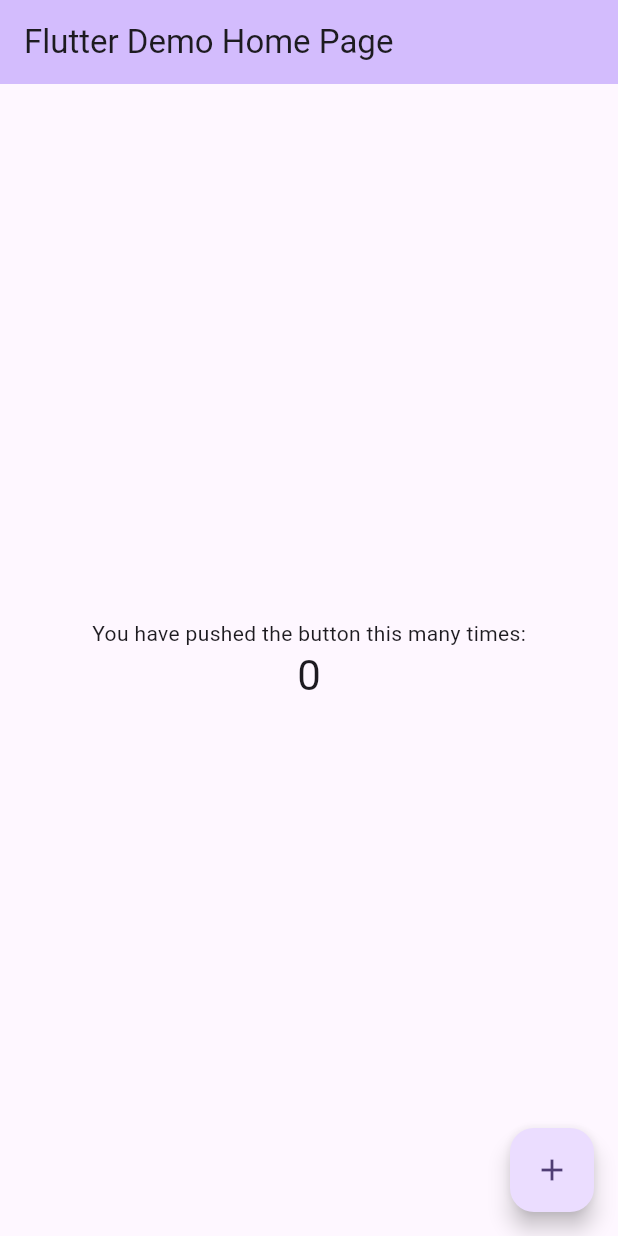
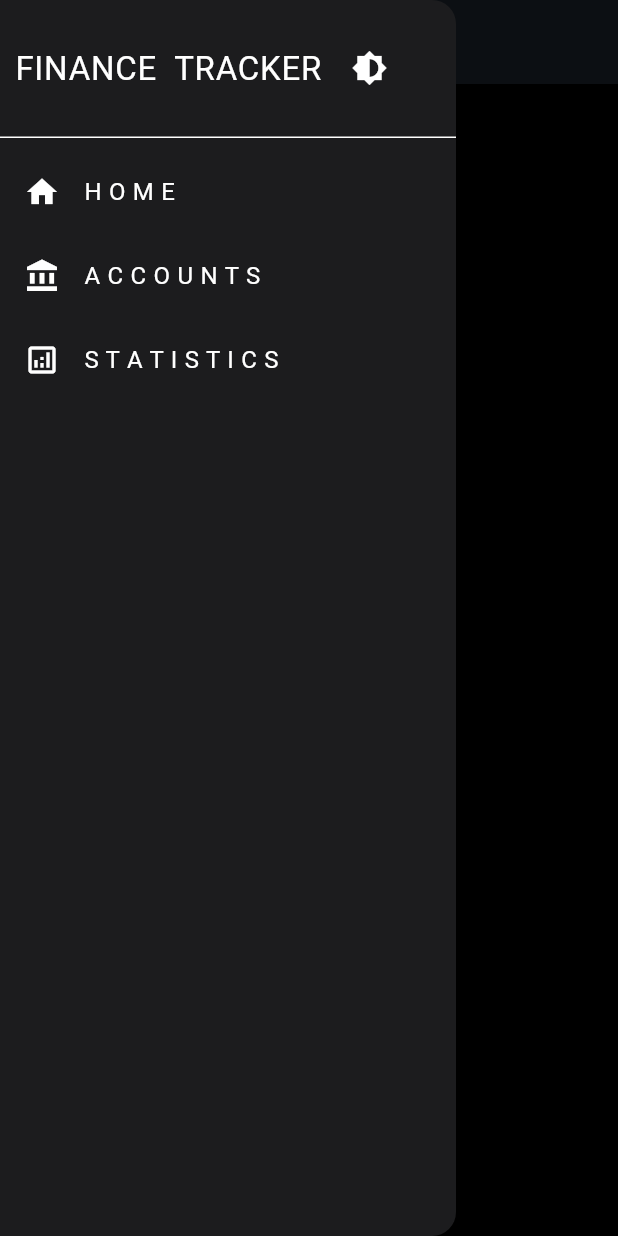
Before and after one commit to oilybikechain/FinanceTrackerApp, a Flutter app: the screen it shows after launch, with the side drawer open (before the commit the screen has no drawer), on a phone screen of 412 x 824 dp. Run offline on Flutter 3.47's test engine with Material 3 defaults, Android fonts, the phone set to English and light mode, and no system bars.

Commit message:
Added navigation drawer, light and dark mode

```diff
--- a/lib/main.dart
+++ b/lib/main.dart
@@ -1,122 +1,33 @@
+import 'package:finance_tracker/pages/accounts_page.dart';
+import 'package:finance_tracker/pages/home_page.dart';
+import 'package:finance_tracker/pages/statistics_page.dart';
+import 'package:finance_tracker/themes/theme_provider.dart';
 import 'package:flutter/material.dart';
+import 'package:provider/provider.dart';
 
 void main() {
-  runApp(const MyApp());
+  runApp(
+    ChangeNotifierProvider(
+      create: (context) => ThemeProvider(),
+      child: const MyApp(),
+    ),
+  );
 }
 
 class MyApp extends StatelessWidget {
   const MyApp({super.key});
 
-  // This widget is the root of your application.
   @override
   Widget build(BuildContext context) {
     return MaterialApp(
-      title: 'Flutter Demo',
-      theme: ThemeData(
-        // This is the theme of your application.
-        //
-        // TRY THIS: Try running your application with "flutter run". You'll see
-        // the application has a purple toolbar. Then, without quitting the app,
-        // try changing the seedColor in the colorScheme below to Colors.green
-        // and then invoke "hot reload" (save your changes or press the "hot
-        // reload" button in a Flutter-supported IDE, or press "r" if you used
-        // the command line to start the app).
-        //
-        // Notice that the counter didn't reset back to zero; the application
-        // state is not lost during the reload. To reset the state, use hot
-        // restart instead.
-        //
-        // This works for code too, not just values: Most code changes can be
-        // tested with just a hot reload.
-        colorScheme: ColorScheme.fromSeed(seedColor: Colors.deepPurple),
-      ),
-      home: const MyHomePage(title: 'Flutter Demo Home Page'),
+      debugShowCheckedModeBanner: false,
+      home: HomePage(),
+      theme: Provider.of<ThemeProvider>(context).themeData,
+      routes: {
+        '/homepage':(context) => HomePage(),
+        '/accountspage':(context) => AccountsPage(),
+        '/statisticspage':(context) => StatisticsPage(),
+      },
     );
   }
 }
-
-class MyHomePage extends StatefulWidget {
-  const MyHomePage({super.key, required this.title});
-
-  // This widget is the home page of your application. It is stateful, meaning
-  // that it has a State object (defined below) that contains fields that affect
-  // how it looks.
-
-  // This class is the configuration for the state. It holds the values (in this
-  // case the title) provided by the parent (in this case the App widget) and
-  // used by the build method of the State. Fields in a Widget subclass are
-  // always marked "final".
-
-  final String title;
-
-  @override
-  State<MyHomePage> createState() => _MyHomePageState();
-}
-
-class _MyHomePageState extends State<MyHomePage> {
-  int _counter = 0;
-
-  void _incrementCounter() {
-    setState(() {
-      // This call to setState tells the Flutter framework that something has
-      // changed in this State, which causes it to rerun the build method below
-      // so that the display can reflect the updated values. If we changed
-      // _counter without calling setState(), then the build method would not be
-      // called again, and so nothing would appear to happen.
-      _counter++;
-    });
-  }
-
-  @override
-  Widget build(BuildContext context) {
-    // This method is rerun every time setState is called, for instance as done
-    // by the _incrementCounter method above.
-    //
-    // The Flutter framework has been optimized to make rerunning build methods
-    // fast, so that you can just rebuild anything that needs updating rather
-    // than having to individually change instances of widgets.
-    return Scaffold(
-      appBar: AppBar(
-        // TRY THIS: Try changing the color here to a specific color (to
-        // Colors.amber, perhaps?) and trigger a hot reload to see the AppBar
-        // change color while the other colors stay the same.
-        backgroundColor: Theme.of(context).colorScheme.inversePrimary,
-        // Here we take the value from the MyHomePage object that was created by
-        // the App.build method, and use it to set our appbar title.
-        title: Text(widget.title),
-      ),
-      body: Center(
-        // Center is a layout widget. It takes a single child and positions it
-        // in the middle of the parent.
-        child: Column(
-          // Column is also a layout widget. It takes a list of children and
-          // arranges them vertically. By default, it sizes itself to fit its
-          // children horizontally, and tries to be as tall as its parent.
-          //
-          // Column has various properties to control how it sizes itself and
-          // how it positions its children. Here we use mainAxisAlignment to
-          // center the children vertically; the main axis here is the vertical
-          // axis because Columns are vertical (the cross axis would be
-          // horizontal).
-          //
-          // TRY THIS: Invoke "debug painting" (choose the "Toggle Debug Paint"
-          // action in the IDE, or press "p" in the console), to see the
-          // wireframe for each widget.
-          mainAxisAlignment: MainAxisAlignment.center,
-          children: <Widget>[
-            const Text('You have pushed the button this many times:'),
-            Text(
-              '$_counter',
-              style: Theme.of(context).textTheme.headlineMedium,
-            ),
-          ],
-        ),
-      ),
-      floatingActionButton: FloatingActionButton(
-        onPressed: _incrementCounter,
-        tooltip: 'Increment',
-        child: const Icon(Icons.add),
-      ), // This trailing comma makes auto-formatting nicer for build methods.
-    );
-  }
-}
--- /dev/null
+++ b/lib/pages/home_page.dart
@@ -0,0 +1,20 @@
+import 'package:finance_tracker/utilities/app_drawer.dart';
+import 'package:flutter/material.dart';
+
+class HomePage extends StatelessWidget {
+  const HomePage({super.key});
+
+  @override
+  Widget build(BuildContext context) {
+    return Scaffold(
+      appBar: AppBar(
+        title: const Text('Home'),
+        // The AppBar automatically shows the hamburger icon when a drawer is present
+      ),
+      drawer: const AppDrawer(), // Use the reusable drawer widget here!
+      body: const Center(
+        child: Text('Home Page Content'),
+      ),
+    );
+  }
+}
--- /dev/null
+++ b/lib/themes/theme.dart
@@ -0,0 +1,217 @@
+// lib/themes.dart
+import 'package:flutter/material.dart';
+// Optional: import 'package:google_fonts/google_fonts.dart'; // Uncomment if using Google Fonts
+
+// --- Core Color Definitions ---
+const Color primaryLight = Color(0xFF0066FF);
+const Color secondaryLight = Color(0xFF4FC3F7);
+const Color backgroundLight = Color(0xFFF2F2F7); // Intended for Scaffold background
+const Color surfaceLight = Colors.white;       // Intended for Cards, AppBars, Dialogs
+const Color onPrimaryLight = Colors.white;
+const Color onSecondaryLight = Colors.black;
+// const Color onBackgroundLight = Colors.black; // Keep for reference, but use onSurfaceLight
+const Color onSurfaceLight = Colors.black;     // Primary text color on light surfaces/backgrounds
+const Color errorLight = Colors.redAccent;
+
+const Color primaryDark = Color(0xFF0A84FF);
+const Color secondaryDark = Color(0xFF64D2FF);
+const Color backgroundDark = Color(0xFF000000); // Intended for Scaffold background
+const Color surfaceDark = Color(0xFF1C1C1E);   // Intended for Cards, AppBars, Dialogs
+const Color onPrimaryDark = Colors.white;
+const Color onSecondaryDark = Colors.black;
+// const Color onBackgroundDark = Colors.white; // Keep for reference, but use onSurfaceDark
+const Color onSurfaceDark = Colors.white;      // Primary text color on dark surfaces/backgrounds
+const Color errorDark = Color(0xFFFF453A);
+
+
+// --- Light Theme Definition ---
+
+// Define the ColorScheme without deprecated fields
+const ColorScheme lightColorScheme = ColorScheme.light(
+  primary: primaryLight,
+  secondary: secondaryLight,
+  surface: surfaceLight, // Use surface for component backgrounds
+  error: errorLight,
+  onPrimary: onPrimaryLight,
+  onSecondary: onSecondaryLight,
+  onSurface: onSurfaceLight, // Use onSurface for text on components/background
+  onError: Colors.white,
+  brightness: Brightness.light,
+  // No 'background' or 'onBackground' here
+);
+
+// Define the full ThemeData for light mode
+final ThemeData lightMode = ThemeData(
+  brightness: Brightness.light,
+  colorScheme: lightColorScheme,
+
+  // Set scaffold background using our defined constant
+  scaffoldBackgroundColor: backgroundLight, // Correct: Use the constant
+
+  appBarTheme: AppBarTheme(
+    backgroundColor: lightColorScheme.surface, // Correct: Use surface for AppBar
+    foregroundColor: lightColorScheme.onSurface,
+    elevation: 1.0,
+    iconTheme: IconThemeData(color: lightColorScheme.primary),
+    titleTextStyle: TextStyle(
+      color: lightColorScheme.onSurface,
+      fontSize: 20,
+      fontWeight: FontWeight.w600,
+      // fontFamily: GoogleFonts.lato().fontFamily,
+    ),
+  ),
+
+  // Update TextTheme to use onSurface
+  textTheme: ThemeData.light().textTheme.apply(
+        bodyColor: lightColorScheme.onSurface, // Correct: Use onSurface
+        displayColor: lightColorScheme.onSurface, // Correct: Use onSurface
+        // fontFamily: GoogleFonts.lato().fontFamily,
+      ),
+
+  elevatedButtonTheme: ElevatedButtonThemeData(
+    style: ElevatedButton.styleFrom(
+      backgroundColor: lightColorScheme.primary,
+      foregroundColor: lightColorScheme.onPrimary,
+      shape: RoundedRectangleBorder(borderRadius: BorderRadius.circular(8)),
+    ),
+  ),
+  textButtonTheme: TextButtonThemeData(
+    style: TextButton.styleFrom(
+      foregroundColor: lightColorScheme.primary,
+    ),
+  ),
+  outlinedButtonTheme: OutlinedButtonThemeData(
+    style: OutlinedButton.styleFrom(
+      foregroundColor: lightColorScheme.primary,
+      side: BorderSide(color: lightColorScheme.primary.withAlpha((0.5 * 255).round())),
+      shape: RoundedRectangleBorder(borderRadius: BorderRadius.circular(8)),
+    ),
+  ),
+
+  cardTheme: CardTheme(
+    color: lightColorScheme.surface,
+    elevation: 2.0,
+    margin: const EdgeInsets.symmetric(vertical: 4, horizontal: 8),
+    shape: RoundedRectangleBorder(borderRadius: BorderRadius.circular(12)),
+  ),
+
+  floatingActionButtonTheme: FloatingActionButtonThemeData(
+    backgroundColor: lightColorScheme.secondary,
+    foregroundColor: lightColorScheme.onSecondary,
+  ),
+
+  inputDecorationTheme: InputDecorationTheme(
+    border: OutlineInputBorder(
+      borderRadius: BorderRadius.circular(8),
+      borderSide: BorderSide(color: lightColorScheme.primary.withAlpha((0.3 * 255).round())),
+    ),
+    enabledBorder: OutlineInputBorder(
+      borderRadius: BorderRadius.circular(8),
+      borderSide: BorderSide(color: lightColorScheme.primary.withAlpha((0.3 * 255).round())),
+    ),
+    focusedBorder: OutlineInputBorder(
+      borderRadius: BorderRadius.circular(8),
+      borderSide: BorderSide(color: lightColorScheme.primary, width: 2.0),
+    ),
+    labelStyle: TextStyle(color: lightColorScheme.onSurface.withAlpha((0.7 * 255).round())),
+  ),
+
+  visualDensity: VisualDensity.adaptivePlatformDensity,
+);
+
+
+// --- Dark Theme Definition ---
+
+// Define the ColorScheme without deprecated fields
+const ColorScheme darkColorScheme = ColorScheme.dark(
+  primary: primaryDark,
+  secondary: secondaryDark,
+  surface: surfaceDark, // Use surface for component backgrounds
+  error: errorDark,
+  onPrimary: onPrimaryDark,
+  onSecondary: onSecondaryDark,
+  onSurface: onSurfaceDark, // Use onSurface for text on components/background
+  onError: Colors.black,
+  brightness: Brightness.dark,
+   // No 'background' or 'onBackground' here
+);
+
+// Define the full ThemeData for dark mode
+final ThemeData darkMode = ThemeData(
+  brightness: Brightness.dark,
+  colorScheme: darkColorScheme,
+
+  // Set scaffold background using our defined constant
+  scaffoldBackgroundColor: backgroundDark, // Correct: Use the constant
+
+  appBarTheme: AppBarTheme(
+    backgroundColor: darkColorScheme.surface, // Correct: Use surface for AppBar
+    foregroundColor: darkColorScheme.onSurface,
+    elevation: 1.0,
+    iconTheme: IconThemeData(color: darkColorScheme.primary),
+    titleTextStyle: TextStyle(
+      color: darkColorScheme.onSurface,
+      fontSize: 20,
+      fontWeight: FontWeight.w600,
+      // fontFamily: GoogleFonts.lato().fontFamily,
+    ),
+  ),
+
+  // Update TextTheme to use onSurface
+  textTheme: ThemeData.dark().textTheme.apply(
+        bodyColor: darkColorScheme.onSurface, // Correct: Use onSurface
+        displayColor: darkColorScheme.onSurface, // Correct: Use onSurface
+        // fontFamily: GoogleFonts.lato().fontFamily,
+      ),
+
+  elevatedButtonTheme: ElevatedButtonThemeData(
+    style: ElevatedButton.styleFrom(
+      backgroundColor: darkColorScheme.primary,
+      foregroundColor: darkColorScheme.onPrimary,
+      shape: RoundedRectangleBorder(borderRadius: BorderRadius.circular(8)),
+    ),
+  ),
+  textButtonTheme: TextButtonThemeData(
+    style: TextButton.styleFrom(
+      foregroundColor: darkColorScheme.primary,
+    ),
+  ),
+  outlinedButtonTheme: OutlinedButtonThemeData(
+    style: OutlinedButton.styleFrom(
+      foregroundColor: darkColorScheme.primary,
+      side: BorderSide(color: darkColorScheme.primary.withAlpha((0.7 * 255).round())),
+      shape: RoundedRectangleBorder(borderRadius: BorderRadius.circular(8)),
+    ),
+  ),
+
+  cardTheme: CardTheme(
+    color: darkColorScheme.surface,
+    elevation: 2.0,
+    margin: const EdgeInsets.symmetric(vertical: 4, horizontal: 8),
+    shape: RoundedRectangleBorder(borderRadius: BorderRadius.circular(12)),
+  ),
+
+  floatingActionButtonTheme: FloatingActionButtonThemeData(
+    backgroundColor: darkColorScheme.secondary,
+    foregroundColor: darkColorScheme.onSecondary,
+  ),
+
+  inputDecorationTheme: InputDecorationTheme(
+     border: OutlineInputBorder(
+      borderRadius: BorderRadius.circular(8),
+      borderSide: BorderSide(color: darkColorScheme.primary.withAlpha((0.3 * 255).round())),
+    ),
+    enabledBorder: OutlineInputBorder(
+      borderRadius: BorderRadius.circular(8),
+      borderSide: BorderSide(color: darkColorScheme.primary.withAlpha((0.3 * 255).round())),
+    ),
+    focusedBorder: OutlineInputBorder(
+      borderRadius: BorderRadius.circular(8),
+      borderSide: BorderSide(color: darkColorScheme.primary, width: 2.0),
+    ),
+    labelStyle: TextStyle(color: darkColorScheme.onSurface.withAlpha((0.7 * 255).round())),
+    hintStyle: TextStyle(color: darkColorScheme.onSurface.withAlpha((0.5 * 255).round())),
+  ),
+
+  visualDensity: VisualDensity.adaptivePlatformDensity,
+);
--- /dev/null
+++ b/lib/themes/theme_provider.dart
@@ -0,0 +1,21 @@
+import 'package:finance_tracker/themes/theme.dart';
+import 'package:flutter/material.dart';
+
+class ThemeProvider with ChangeNotifier {
+  ThemeData _themeData = darkMode;
+
+  ThemeData get themeData => _themeData;
+
+  set themeData(ThemeData themeData) {
+    _themeData = themeData;
+    notifyListeners();
+  }
+
+  void toggleTheme() {
+    if (_themeData == lightMode) {
+      themeData = darkMode;
+    } else {
+      themeData = lightMode;
+    }
+  }
+}
--- /dev/null
+++ b/lib/utilities/app_drawer.dart
@@ -0,0 +1,86 @@
+import 'package:finance_tracker/themes/theme_provider.dart';
+import 'package:flutter/material.dart';
+import 'package:provider/provider.dart';
+
+class AppDrawer extends StatelessWidget {
+  const AppDrawer({super.key});
+
+  void navigateTo(page, context) {
+    Navigator.pop(context);
+    Navigator.pushNamed(context, page);
+  }
+
+  @override
+  Widget build(BuildContext context) {
+    return Drawer(
+      child: Column(
+        children: [
+          SizedBox(
+            height: 100,
+            child: DrawerHeader(
+              padding: EdgeInsets.all(10),
+              child: Row(
+                children: [
+                  Text(
+                    "FINANCE  TRACKER",
+                    style: TextStyle(
+                      fontSize: 22,
+                    ),
+                  ),
+                  Container(width: 20),
+                  GestureDetector(
+                    onTap: () {
+                      Provider.of<ThemeProvider>(context, listen:false).toggleTheme();
+                    },
+                    child: Icon(
+                      Icons.brightness_6,
+                    ),
+                  ),
+                ],
+              ),
+            ),
+          ),
+
+          ListTile(
+            leading: Icon(Icons.home),
+            title: Text("H O M E"),
+            onTap: () {
+              navigateTo(
+                "/homepage",
+                context,
+              );
+            },
+          ),
+
+          ListTile(
+            leading: Icon(
+              Icons.account_balance,
+            ),
+            title: Text("A C C O U N T S"),
+            onTap: () {
+              navigateTo(
+                "/accountspage",
+                context,
+              );
+            },
+          ),
+
+          ListTile(
+            leading: Icon(
+              Icons.analytics_outlined,
+            ),
+            title: Text(
+              "S T A T I S T I C S",
+            ),
+            onTap: () {
+              navigateTo(
+                "/statisticspage",
+                context,
+              );
+            },
+          ),
+        ],
+      ),
+    );
+  }
+}
--- a/pubspec.yaml
+++ b/pubspec.yaml
@@ -34,6 +34,7 @@ dependencies:
   # The following adds the Cupertino Icons font to your application.
   # Use with the CupertinoIcons class for iOS style icons.
   cupertino_icons: ^1.0.8
+  provider:
 
 dev_dependencies:
   flutter_test:
```
Also changed, not shown: lib/pages/accounts_page.dart (added, +20 -0 lines), lib/pages/statistics_page.dart (added, +20 -0 lines), pubspec.lock, 2 other files.
